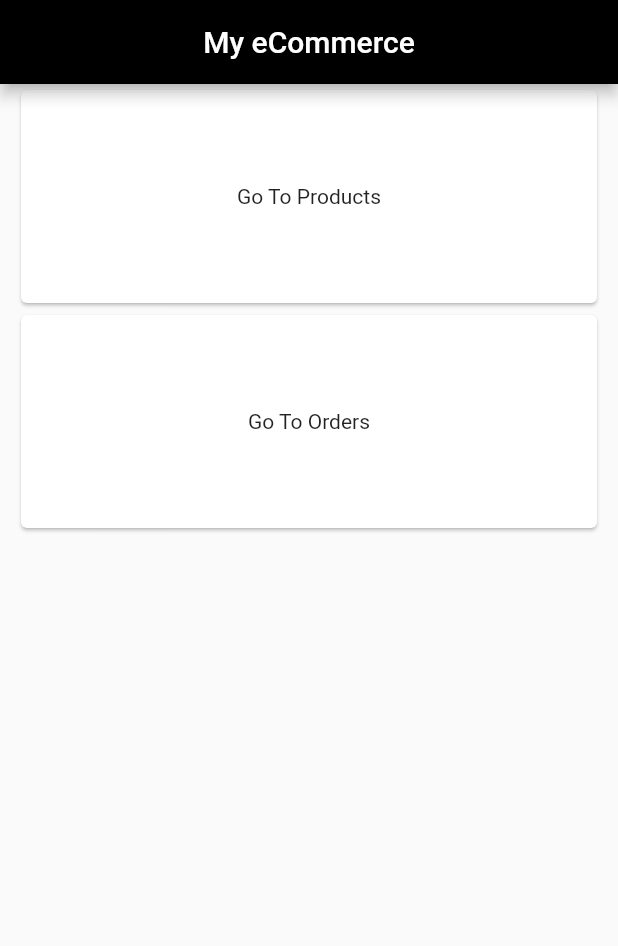
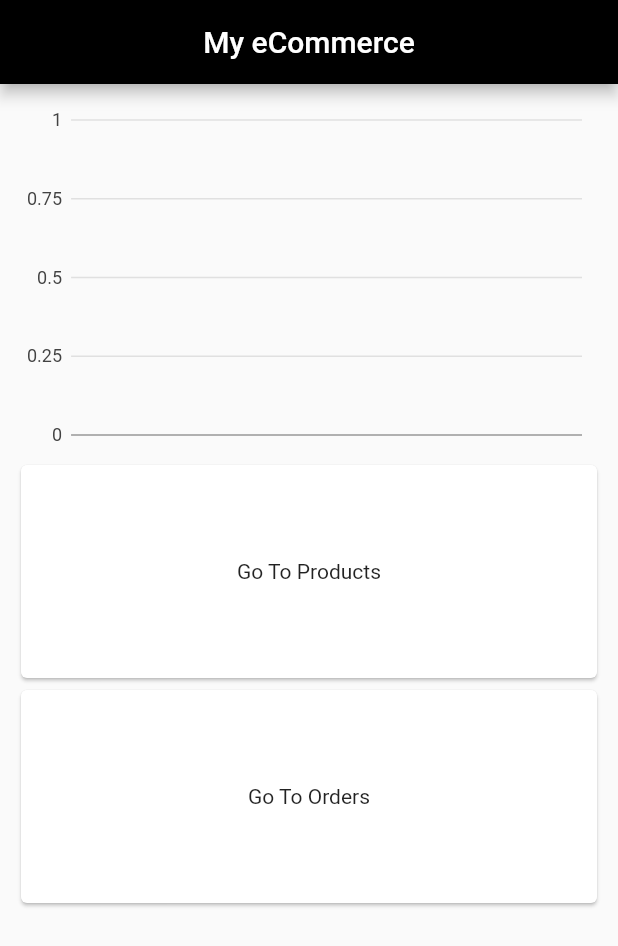
Before and after one commit to alexfdz55/ecommerce_panel_admin, a Flutter app: the screen it shows after launch, on a phone screen of 412 x 824 dp. Shown: the top 946 px of the screen. Run offline on Flutter 3.47's test engine with Material 2 defaults, Android fonts, the phone set to English and light mode, and no system bars; our stand-ins replace charts_flutter, cloud_firestore, equatable, firebase_core, firebase_storage, get and 1 more; accounts and stored records are empty.

Commit message:
order stats chart on working

```diff
--- a/lib/controllers/controllers.dart
+++ b/lib/controllers/controllers.dart
@@ -1,2 +1,3 @@
 export 'product_controller.dart';
 export 'order_controller.dart';
+export 'order_stats_controller.dart';
--- /dev/null
+++ b/lib/controllers/order_stats_controller.dart
@@ -0,0 +1,15 @@
+import 'package:ecommerce_panel_admin/models/models.dart';
+import 'package:ecommerce_panel_admin/services/services.dart';
+import 'package:get/state_manager.dart';
+
+class OrderStatsController extends GetxController {
+  final databaseService = DatabaseService();
+
+  var stats = Future.value(<OrderStats>[]).obs;
+
+  @override
+  void onInit() {
+    stats.value = databaseService.getOrderStats();
+    super.onInit();
+  }
+}
--- a/lib/main.dart
+++ b/lib/main.dart
@@ -17,7 +17,7 @@
     return GetMaterialApp(
       debugShowCheckedModeBanner: false,
       title: 'eCommerce Admin',
-      home: const HomeScreen(),
+      home: HomeScreen(),
       getPages: [
         GetPage(name: '/products', page: () => ProductsScreen()),
         GetPage(name: '/products/new', page: () => NewProductScreen()),
--- a/lib/models/models.dart
+++ b/lib/models/models.dart
@@ -1,2 +1,3 @@
 export 'product_model.dart';
 export 'order_model.dart';
+export 'order_stats_model.dart';
--- /dev/null
+++ b/lib/models/order_stats_model.dart
@@ -0,0 +1,105 @@
+import 'package:charts_flutter/flutter.dart' as charts;
+import 'package:cloud_firestore/cloud_firestore.dart';
+import 'package:flutter/material.dart';
+
+class OrderStats {
+  final DateTime dateTime;
+  final int index;
+  final int orders;
+  charts.Color? barColor;
+
+  OrderStats({
+    required this.dateTime,
+    required this.index,
+    required this.orders,
+    this.barColor,
+  }) {
+    barColor = charts.ColorUtil.fromDartColor(Colors.black);
+  }
+
+  factory OrderStats.fromSnapshot(DocumentSnapshot snap, int index) {
+    return OrderStats(
+      index: index,
+      dateTime: snap['dateTime'].toDate(),
+      orders: snap['orders'],
+    );
+  }
+
+  static final List<OrderStats> data = [
+    OrderStats(
+      dateTime: DateTime.now(),
+      index: 0,
+      orders: 10,
+    ),
+    OrderStats(
+      dateTime: DateTime.now(),
+      index: 1,
+      orders: 12,
+    ),
+    OrderStats(
+      dateTime: DateTime.now(),
+      index: 2,
+      orders: 15,
+    ),
+    OrderStats(
+      dateTime: DateTime.now(),
+      index: 3,
+      orders: 12,
+    ),
+    OrderStats(
+      dateTime: DateTime.now(),
+      index: 4,
+      orders: 9,
+    ),
+    OrderStats(
+      dateTime: DateTime.now(),
+      index: 5,
+      orders: 19,
+    ),
+    OrderStats(
+      dateTime: DateTime.now(),
+      index: 6,
+      orders: 16,
+    ),
+    OrderStats(
+      dateTime: DateTime.now(),
+      index: 7,
+      orders: 19,
+    ),
+    OrderStats(
+      dateTime: DateTime.now(),
+      index: 8,
+      orders: 21,
+    ),
+    OrderStats(
+      dateTime: DateTime.now(),
+      index: 9,
+      orders: 19,
+    ),
+    OrderStats(
+      dateTime: DateTime.now(),
+      index: 10,
+      orders: 27,
+    ),
+    OrderStats(
+      dateTime: DateTime.now(),
+      index: 11,
+      orders: 30,
+    ),
+    OrderStats(
+      dateTime: DateTime.now(),
+      index: 12,
+      orders: 19,
+    ),
+    OrderStats(
+      dateTime: DateTime.now(),
+      index: 13,
+      orders: 25,
+    ),
+    OrderStats(
+      dateTime: DateTime.now(),
+      index: 14,
+      orders: 29,
+    ),
+  ];
+}
--- a/lib/screens/home_screen.dart
+++ b/lib/screens/home_screen.dart
@@ -1,9 +1,15 @@
+import 'package:ecommerce_panel_admin/controllers/controllers.dart';
+import 'package:ecommerce_panel_admin/models/models.dart';
 import 'package:flutter/material.dart';
 import 'package:get/get.dart';
 import 'screens.dart';
+import 'package:charts_flutter/flutter.dart' as charts;
+import 'package:intl/intl.dart';
 
 class HomeScreen extends StatelessWidget {
-  const HomeScreen({Key? key}) : super(key: key);
+  HomeScreen({Key? key}) : super(key: key);
+
+  final orderStatsController = Get.put(OrderStatsController());
 
   @override
   Widget build(BuildContext context) {
@@ -17,6 +23,22 @@
         child: Column(
           crossAxisAlignment: CrossAxisAlignment.center,
           children: [
+            FutureBuilder(
+                future: orderStatsController.stats.value,
+                builder: (_, AsyncSnapshot<List<OrderStats>> snapshot) {
+                  if (snapshot.hasData) {
+                    return Container(
+                      height: 250,
+                      padding: const EdgeInsets.all(10),
+                      child: _CustomBarChart(orderStat: snapshot.data!),
+                    );
+                  } else if (snapshot.hasError) {
+                    return Text('${snapshot.error}');
+                  }
+                  return const Center(
+                    child: CircularProgressIndicator(color: Colors.black),
+                  );
+                }),
             _CustomButton(text: 'Go To Products', page: ProductsScreen()),
             _CustomButton(text: 'Go To Orders', page: OrdersScreen())
           ],
@@ -49,3 +71,24 @@
     );
   }
 }
+
+class _CustomBarChart extends StatelessWidget {
+  final List<OrderStats> orderStat;
+  const _CustomBarChart({Key? key, required this.orderStat}) : super(key: key);
+
+  @override
+  Widget build(BuildContext context) {
+    List<charts.Series<OrderStats, String>> series = [
+      charts.Series(
+        id: 'orders',
+        data: orderStat,
+        domainFn: (series, _) =>
+            DateFormat.d().format(series.dateTime).toString(),
+        measureFn: (series, _) => series.orders,
+        colorFn: (series, _) => series.barColor!,
+      )
+    ];
+
+    return charts.BarChart(series, animate: true);
+  }
+}
--- a/lib/services/database_service.dart
+++ b/lib/services/database_service.dart
@@ -5,6 +5,7 @@
   final _firebaseFirestore = FirebaseFirestore.instance;
   final _productsColection = 'products';
   final _ordersColection = 'orders';
+  final _orderStatsColection = 'order_stats';
 
   Stream<List<Product>> getProducts() {
     return _firebaseFirestore.collection(_productsColection).snapshots().map(
@@ -26,6 +27,20 @@
         .snapshots()
         .map((snapshot) =>
             snapshot.docs.map((doc) => Order.fromSnapshot(doc)).toList());
+  }
+
+  Future<List<OrderStats>> getOrderStats() {
+    return _firebaseFirestore
+        .collection(_orderStatsColection)
+        .orderBy('dateTime')
+        .get()
+        .then(
+          (querySnapshot) => querySnapshot.docs
+              .asMap()
+              .entries
+              .map((entry) => OrderStats.fromSnapshot(entry.value, entry.key))
+              .toList(),
+        );
   }
 
   Future<void> addProduct(Product product) {
```
